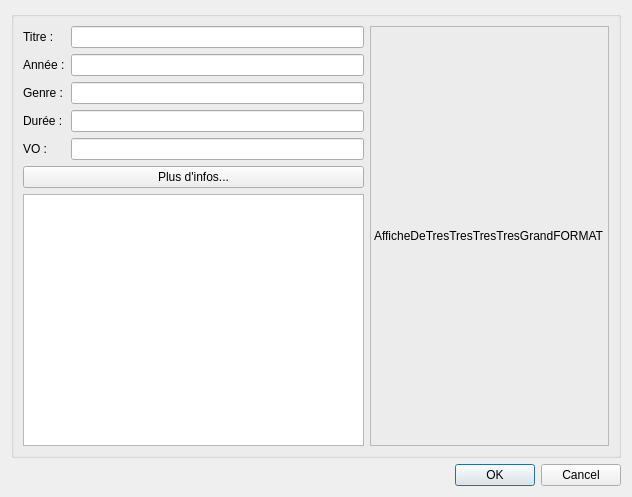
Above: Application/Interface/ajouterfilm.ui from formationc-aelion/ProjectEquipe1 before the change. Below: the same form after it.
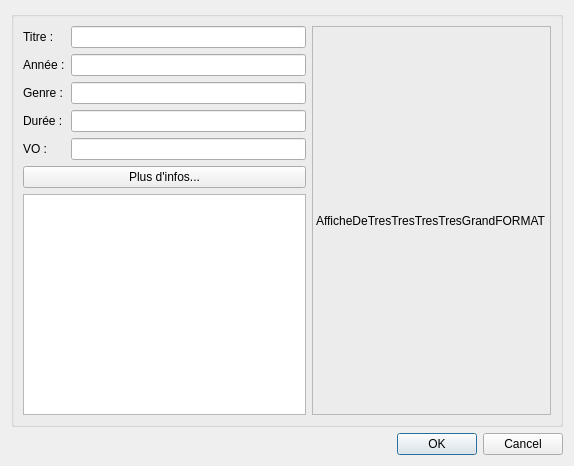
That is the form after the change.

Patch:
```diff
--- a/Application/Interface/ajouterfilm.ui
+++ b/Application/Interface/ajouterfilm.ui
@@ -6,8 +6,8 @@
    <rect>
     <x>0</x>
     <y>0</y>
-    <width>632</width>
-    <height>497</height>
+    <width>574</width>
+    <height>466</height>
    </rect>
   </property>
   <property name="windowTitle">
@@ -101,9 +101,6 @@
    </item>
    <item row="1" column="0">
     <widget class="QDialogButtonBox" name="buttonBox">
-     <property name="orientation">
-      <enum>Qt::Horizontal</enum>
-     </property>
      <property name="standardButtons">
       <set>QDialogButtonBox::Cancel|QDialogButtonBox::Ok</set>
      </property>
```
Left out of the diff: 35 changed lines with no effect on the pictures.
